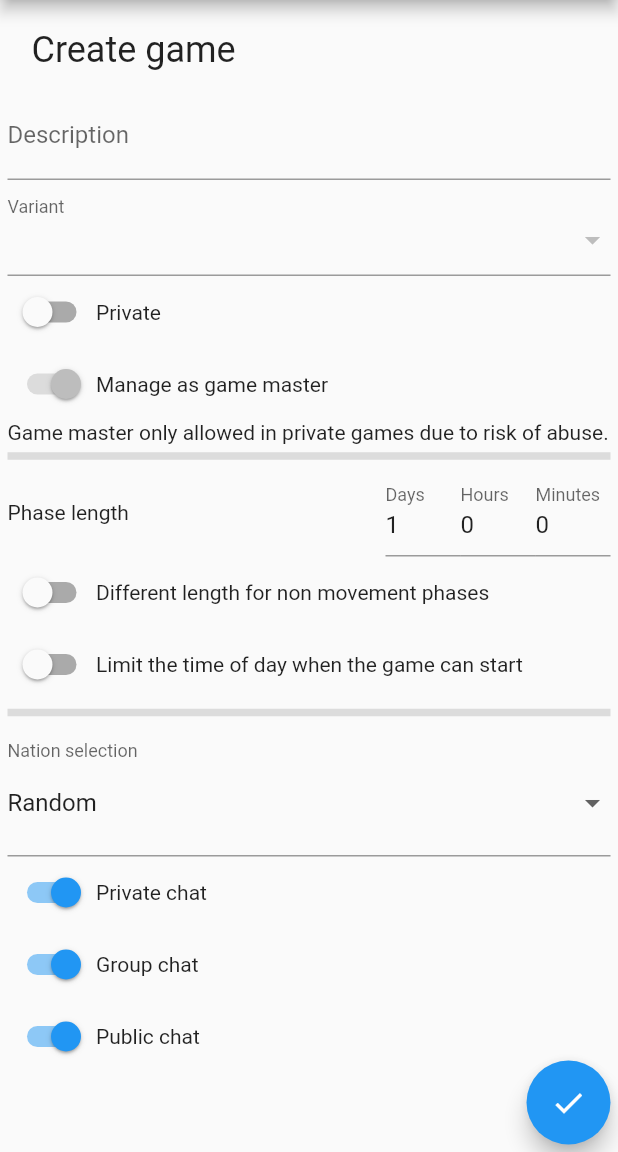
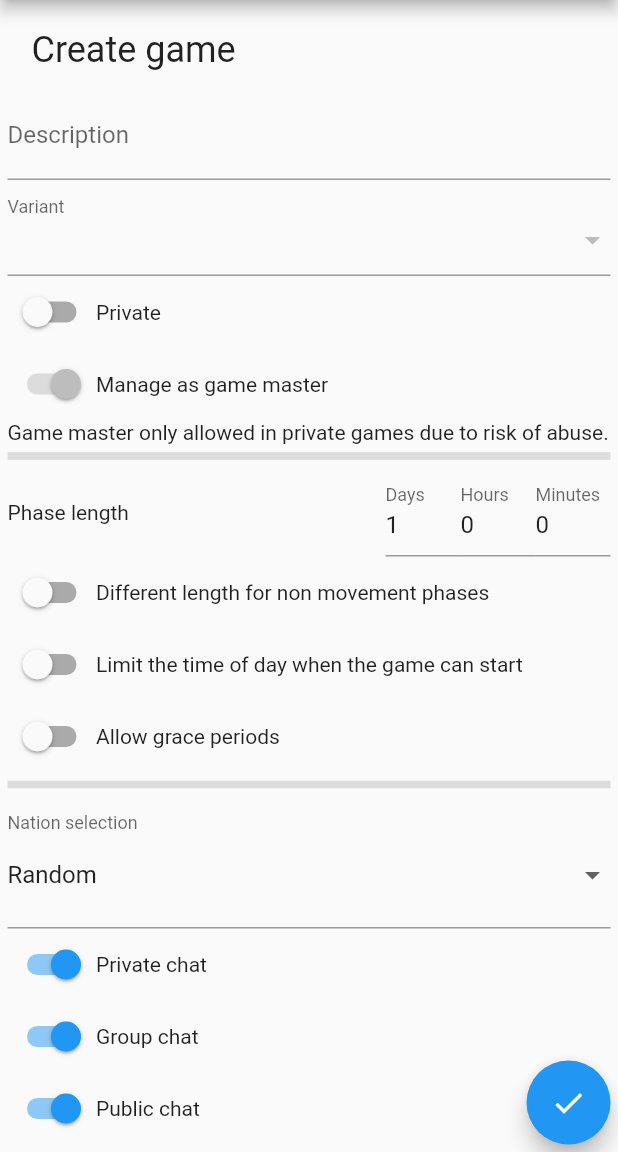
Before and after one commit to zond/corpulentpangolin, a Flutter app: the CreateGamePage screen opened by its route, on a phone screen of 412 x 824 dp, the part 84-1236 px from its top. Run offline on Flutter 3.47's test engine with Material 2 defaults, Android fonts, the phone set to English and light mode, and no system bars; our stand-ins replace auto_route, cloud_firestore, firebase_auth, firebase_core, google_sign_in, js and 1 more; missing offline and left inert: brotli, universal_html; accounts and stored records are empty; generated files the repository leaves out were written again.

Commit message:
Added grace period support.

```diff
--- a/lib/edit_game_widget.dart
+++ b/lib/edit_game_widget.dart
@@ -99,8 +99,10 @@ class _EditGameWidgetState extends State<EditGameWidget> {
   late Game game;
   late _SplitTime phaseLength;
   late _SplitTime nonMovementPhaseLength;
+  late _SplitTime gracePeriodLength;
   bool displayNonMovementPhaseLength = false;
   bool displayStartTimeRequirements = false;
+  bool displayGraceOptions = false;
   final gameCollection = FirebaseFirestore.instance.collection("Game");
 
   @override
@@ -110,9 +112,11 @@ class _EditGameWidgetState extends State<EditGameWidget> {
     phaseLength = _SplitTime(game.phaseLengthMinutes.toInt());
     nonMovementPhaseLength =
         _SplitTime(game.nonMovementPhaseLengthMinutes.toInt());
+    gracePeriodLength = _SplitTime(game.graceLengtMinutes.toInt());
     displayNonMovementPhaseLength = game.nonMovementPhaseLengthMinutes != 0 &&
         game.nonMovementPhaseLengthMinutes != game.phaseLengthMinutes;
     displayStartTimeRequirements = game.dontStartAfter != game.dontStartBefore;
+    displayGraceOptions = game.hasGrace;
   }
 
   @override
@@ -462,6 +466,126 @@ class _EditGameWidgetState extends State<EditGameWidget> {
                   });
                 },
               ),
+            Row(
+              children: [
+                Switch(
+                  value: displayGraceOptions,
+                  onChanged: (newValue) {
+                    setState(() {
+                      displayGraceOptions = newValue;
+                      if (!newValue) {
+                        game["GraceLengthMinutes"] = 0;
+                        game["GracesPerPlayer"] = 0;
+                        game["GracesPerPhase"] = 0;
+                      }
+                    });
+                  },
+                ),
+                Text(l10n.allowGracePeriods),
+              ],
+            ),
+            if (displayGraceOptions) ...[
+              Row(
+                children: [
+                  Expanded(child: Text(l10n.gracePeriodLength)),
+                  SizedBox(
+                    width: 50,
+                    child: TextFormField(
+                      initialValue: "${gracePeriodLength.days}",
+                      decoration: InputDecoration(
+                        labelText: l10n.days,
+                      ),
+                      keyboardType: const TextInputType.numberWithOptions(
+                          signed: false, decimal: false),
+                      inputFormatters: [FilteringTextInputFormatter.digitsOnly],
+                      onChanged: (newValue) {
+                        setState(() {
+                          gracePeriodLength.days = int.parse(newValue);
+                          game["GraceLengthMinutes"] =
+                              gracePeriodLength.toMinutes();
+                        });
+                      },
+                    ),
+                  ),
+                  SizedBox(
+                    width: 50,
+                    child: TextFormField(
+                      initialValue: "${gracePeriodLength.hours}",
+                      decoration: InputDecoration(
+                        labelText: l10n.hours,
+                      ),
+                      keyboardType: const TextInputType.numberWithOptions(
+                          signed: false, decimal: false),
+                      inputFormatters: [FilteringTextInputFormatter.digitsOnly],
+                      onChanged: (newValue) {
+                        setState(() {
+                          gracePeriodLength.hours = int.parse(newValue);
+                          game["GraceLengthMinutes"] =
+                              gracePeriodLength.toMinutes();
+                        });
+                      },
+                    ),
+                  ),
+                  SizedBox(
+                    width: 50,
+                    child: TextFormField(
+                      initialValue: "${gracePeriodLength.minutes}",
+                      decoration: InputDecoration(
+                        labelText: l10n.minutes,
+                      ),
+                      keyboardType: const TextInputType.numberWithOptions(
+                          signed: false, decimal: false),
+                      inputFormatters: [FilteringTextInputFormatter.digitsOnly],
+                      onChanged: (newValue) {
+                        setState(() {
+                          gracePeriodLength.minutes = int.parse(newValue);
+                          game["GraceLengthMinutes"] =
+                              gracePeriodLength.toMinutes();
+                        });
+                      },
+                    ),
+                  ),
+                ],
+              ),
+              Row(
+                children: [
+                  Expanded(child: Text(l10n.gracesPerPlayer)),
+                  SizedBox(
+                    width: 50,
+                    child: TextFormField(
+                      initialValue: "${game.gracesPerPlayer}",
+                      keyboardType: const TextInputType.numberWithOptions(
+                          signed: false, decimal: false),
+                      inputFormatters: [FilteringTextInputFormatter.digitsOnly],
+                      onChanged: (newValue) {
+                        setState(() {
+                          game["GracesPerPlayer"] = int.parse(newValue);
+                        });
+                      },
+                    ),
+                  )
+                ],
+              ),
+              Row(
+                children: [
+                  Expanded(child: Text(l10n.gracesPerPhase)),
+                  SizedBox(
+                    width: 50,
+                    child: TextFormField(
+                      initialValue: "${game.gracesPerPhase}",
+                      keyboardType: const TextInputType.numberWithOptions(
+                          signed: false, decimal: false),
+                      inputFormatters: [FilteringTextInputFormatter.digitsOnly],
+                      onChanged: (newValue) {
+                        setState(() {
+                          game["GracesPerPhase"] = int.parse(newValue);
+                        });
+                      },
+                    ),
+                  )
+                ],
+              )
+            ],
             const Divider(thickness: 5),
             InputDecorator(
               decoration: InputDecoration(
--- a/lib/l10n/intl_en.arb
+++ b/lib/l10n/intl_en.arb
@@ -236,5 +236,9 @@
     }
   },
   "dontStartGameBefore": "Don't start the game before",
-  "dontStartGameAfter": "Don't start the game after"
+  "dontStartGameAfter": "Don't start the game after",
+  "allowGracePeriods": "Allow grace periods",
+  "gracePeriodLength": "Automatic phase extension when player is inactive",
+  "gracesPerPlayer": "Maximum number of automatic phase extensions per player per game",
+  "gracesPerPhase": "Maximum number of automatic phase extensions per phase"
 }
--- a/lib/l10n/intl_sv.arb
+++ b/lib/l10n/intl_sv.arb
@@ -120,5 +120,9 @@
   "limitWhenGameStarts": "Begränsa tiden på dygnet då spelet kan starta",
   "onlyStartTheGameBetween_F_and_T": "Starta endast spelet mellan {F} och {T}",
   "dontStartGameBefore": "Starta inte spelet innan",
-  "dontStartGameAfter": "Starta inte spelet efter"
+  "dontStartGameAfter": "Starta inte spelet efter",
+  "allowGracePeriods": "Automatiska förlängningar",
+  "gracePeriodLength": "Automatisk förlängning när en spelare är inaktiv",
+  "gracesPerPlayer": "Maximalt antal automatiska förlängningar per spelare per spel",
+  "gracesPerPhase": "Maximalt antal automatiska förlängningar per fas"
 }
```
Also changed, not shown: lib/generated/intl/messages_en.dart, lib/generated/intl/messages_sv.dart, lib/generated/l10n.dart.
